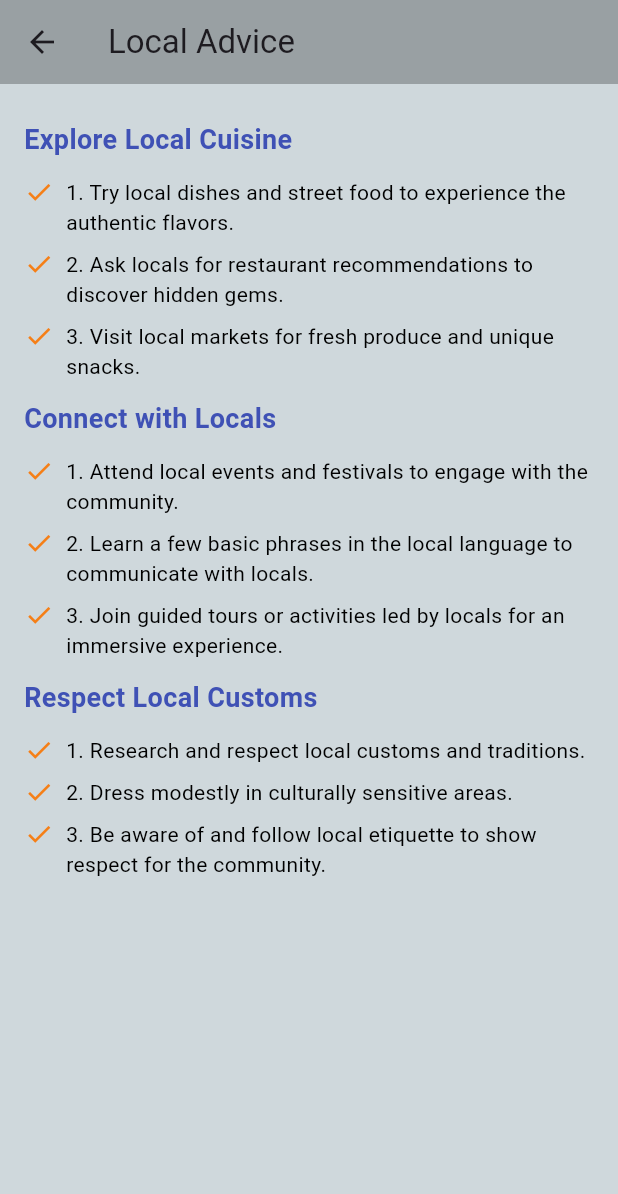
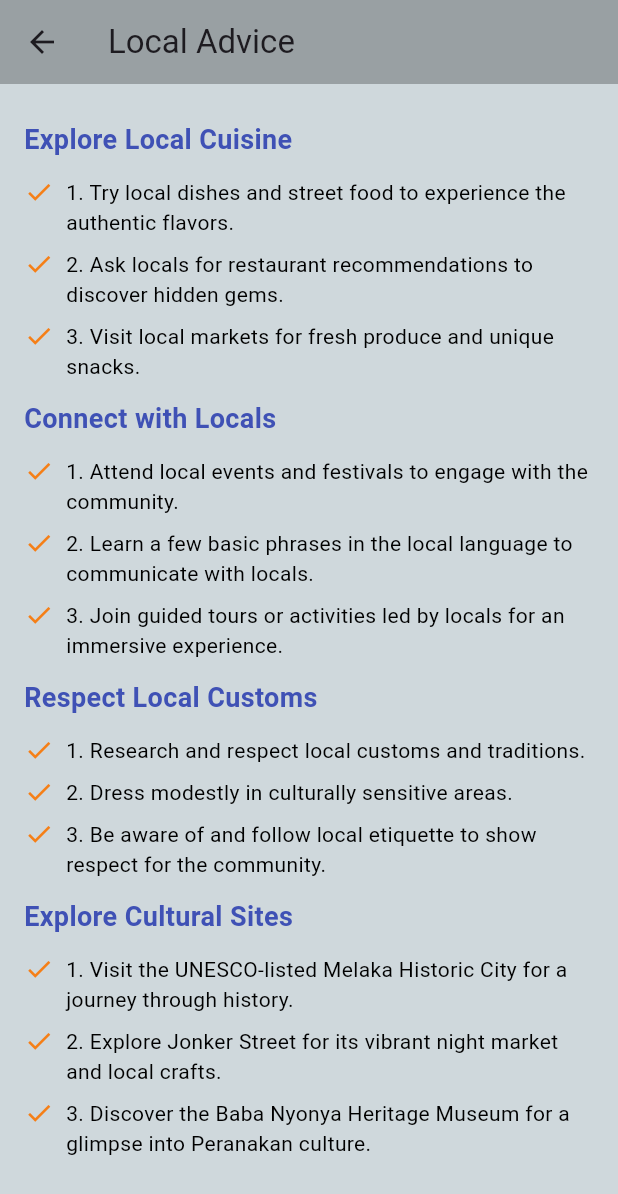
Before and after one commit to salah804/workshop, a Flutter app: the LocalAdviceScreen screen opened directly, on a phone screen of 412 x 824 dp. Shown: the top 1194 px of the screen. Run offline on Flutter 3.47's test engine with Material 3 defaults, Android fonts, the phone set to English and light mode, and no system bars.

Commit message:
initial commit

```diff
--- a/lib/local_advice.dart
+++ b/lib/local_advice.dart
@@ -28,6 +28,11 @@ class LocalAdviceScreen extends StatelessWidget {
             AdviceItem('1. Research and respect local customs and traditions.', textColor: Colors.black),
             AdviceItem('2. Dress modestly in culturally sensitive areas.', textColor: Colors.black),
             AdviceItem('3. Be aware of and follow local etiquette to show respect for the community.', textColor: Colors.black),
+
+            SectionTitle('Explore Cultural Sites',textColor: Colors.indigo),
+            AdviceItem('1. Visit the UNESCO-listed Melaka Historic City for a journey through history.', textColor: Colors.black),
+            AdviceItem('2. Explore Jonker Street for its vibrant night market and local crafts.', textColor: Colors.black),
+            AdviceItem('3. Discover the Baba Nyonya Heritage Museum for a glimpse into Peranakan culture.', textColor: Colors.black),
           ],
         ),
       ),
```
